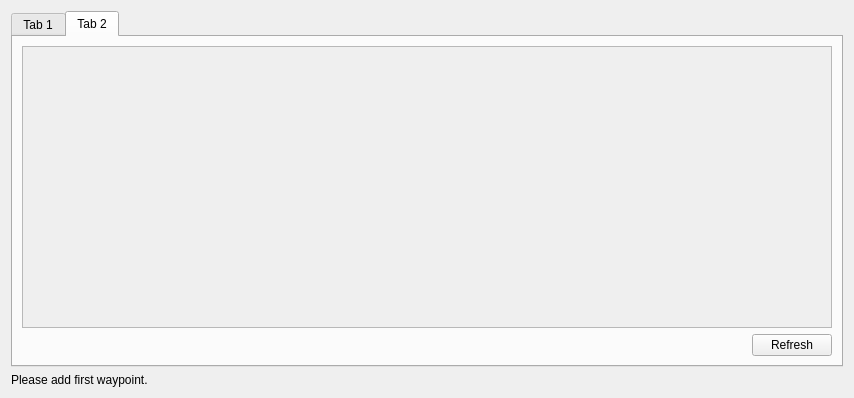
The window that src/ui/WaypointList.ui (mavlink/qgroundcontrol) describes before a commit, drawn with Qt 5.
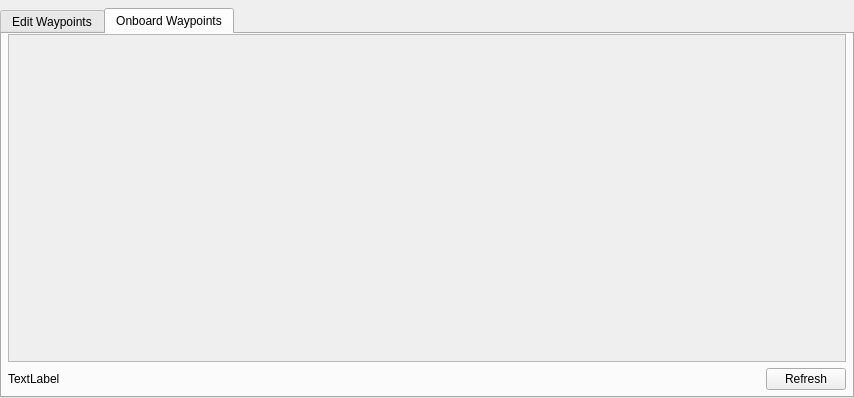
The same window after the commit. The open tabs and pages were chosen to show the change. Icons and pictures are not drawn.

Commit message: Improved visual style of waypoint editing component, freed up space

What changed in the file:
```diff
--- a/src/ui/WaypointList.ui
+++ b/src/ui/WaypointList.ui
@@ -20,6 +20,18 @@
    <string>Form</string>
   </property>
   <layout class="QGridLayout" name="gridLayout">
+   <property name="leftMargin">
+    <number>0</number>
+   </property>
+   <property name="topMargin">
+    <number>8</number>
+   </property>
+   <property name="rightMargin">
+    <number>0</number>
+   </property>
+   <property name="bottomMargin">
+    <number>0</number>
+   </property>
    <item row="0" column="0">
     <widget class="QTabWidget" name="tabWidget">
      <property name="currentIndex">
@@ -27,7 +39,7 @@
      </property>
      <widget class="QWidget" name="editTab">
       <attribute name="title">
-       <string>Tab 1</string>
+       <string>Edit Waypoints</string>
       </attribute>
       <layout class="QGridLayout" name="gridLayout_2">
        <item row="0" column="0" colspan="9">
@@ -213,14 +225,48 @@
          </property>
         </widget>
        </item>
+       <item row="1" column="2">
+        <widget class="QLabel" name="statusLabel">
+         <property name="toolTip">
+          <string>The current waypoint transmission status</string>
+         </property>
+         <property name="statusTip">
+          <string>The current waypoint transmission status</string>
+         </property>
+         <property name="whatsThis">
+          <string>The current waypoint transmission status</string>
+         </property>
+         <property name="text">
+          <string>Please add first waypoint.</string>
+         </property>
+        </widget>
+       </item>
       </layout>
      </widget>
      <widget class="QWidget" name="viewTab">
       <attribute name="title">
-       <string>Tab 2</string>
+       <string>Onboard Waypoints</string>
       </attribute>
       <layout class="QGridLayout" name="gridLayout_3">
-       <item row="0" column="0" colspan="2">
+       <property name="leftMargin">
+        <number>6</number>
+       </property>
+       <property name="topMargin">
+        <number>0</number>
+       </property>
+       <property name="rightMargin">
+        <number>6</number>
+       </property>
+       <property name="bottomMargin">
+        <number>6</number>
+       </property>
+       <property name="horizontalSpacing">
+        <number>12</number>
+       </property>
+       <property name="verticalSpacing">
+        <number>6</number>
+       </property>
+       <item row="0" column="0" colspan="3">
         <widget class="QScrollArea" name="readOnlyScrollArea">
          <property name="widgetResizable">
           <bool>true</bool>
@@ -230,14 +276,26 @@
            <rect>
             <x>0</x>
             <y>0</y>
-            <width>812</width>
-            <height>271</height>
+            <width>834</width>
+            <height>331</height>
            </rect>
           </property>
           <property name="autoFillBackground">
            <bool>true</bool>
           </property>
           <layout class="QHBoxLayout" name="horizontalLayout_3">
+           <property name="leftMargin">
+            <number>4</number>
+           </property>
+           <property name="topMargin">
+            <number>8</number>
+           </property>
+           <property name="rightMargin">
+            <number>4</number>
+           </property>
+           <property name="bottomMargin">
+            <number>4</number>
+           </property>
            <item>
             <widget class="QWidget" name="viewOnlyListWidget" native="true">
              <property name="enabled">
@@ -249,7 +307,7 @@
          </widget>
         </widget>
        </item>
-       <item row="1" column="0">
+       <item row="1" column="1">
         <spacer name="horizontalSpacer_2">
          <property name="orientation">
           <enum>Qt::Horizontal</enum>
@@ -262,7 +320,7 @@
          </property>
         </spacer>
        </item>
-       <item row="1" column="1">
+       <item row="1" column="2">
         <widget class="QPushButton" name="refreshButton">
          <property name="toolTip">
           <string>Read all waypoints from the MAV and display in View tab..</string>
@@ -282,26 +340,17 @@
          </property>
         </widget>
        </item>
+       <item row="1" column="0">
+        <widget class="QLabel" name="viewStatusLabel">
+         <property name="text">
+          <string>TextLabel</string>
+         </property>
+        </widget>
+       </item>
       </layout>
      </widget>
     </widget>
    </item>
-   <item row="1" column="0">
-    <widget class="QLabel" name="statusLabel">
-     <property name="toolTip">
-      <string>The current waypoint transmission status</string>
-     </property>
-     <property name="statusTip">
-      <string>The current waypoint transmission status</string>
-     </property>
-     <property name="whatsThis">
-      <string>The current waypoint transmission status</string>
-     </property>
-     <property name="text">
-      <string>Please add first waypoint.</string>
-     </property>
-    </widget>
-   </item>
   </layout>
   <action name="actionAddWaypoint">
    <property name="icon">
```
Left out of the diff: 35 changed lines with no effect on the pictures. The commit also changes 5 other files.
